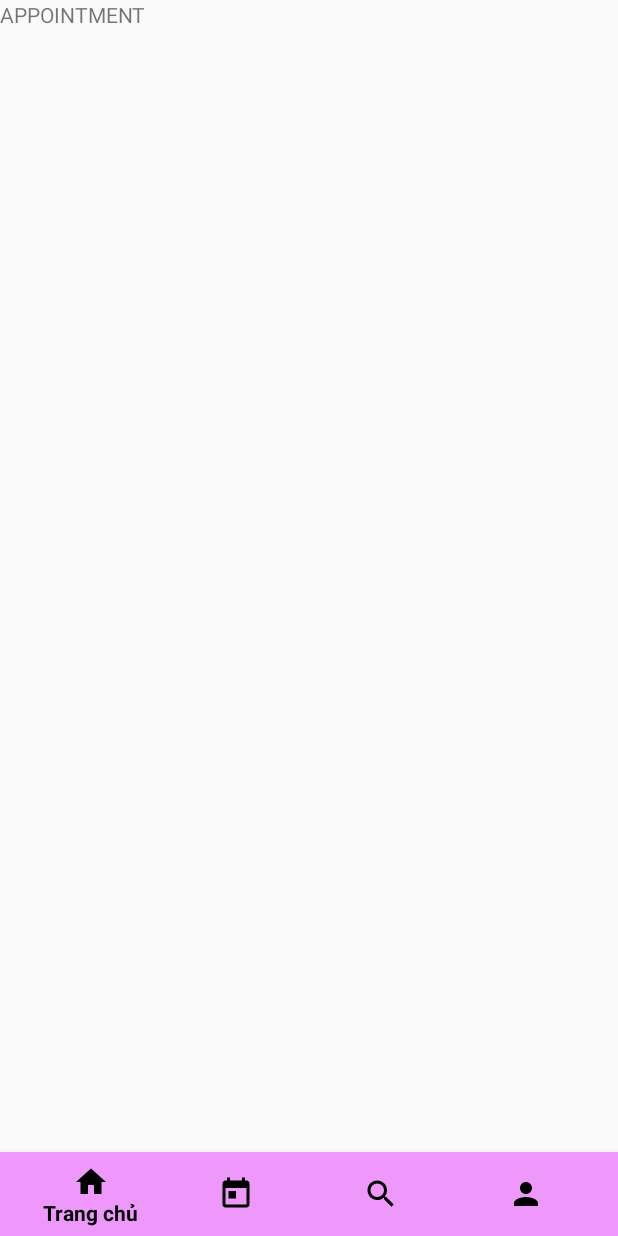
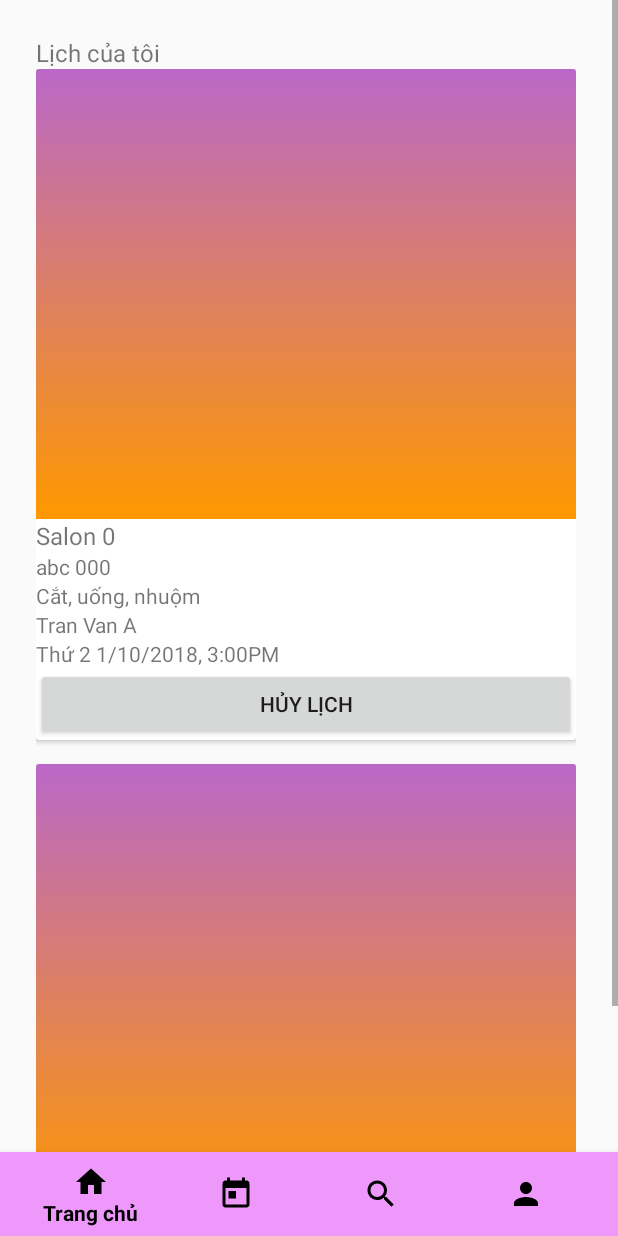
Before and after one commit to ngocnt1801/CatTocDi_Mobile, an Android app: the fragment AppointmentFragment placed in its activity, on a phone screen of 412 x 824 dp. Run offline under Robolectric (Android 15) with nearby library versions, the phone set to English and light mode, and no system bars.

Commit message:
add appointment fragment

```diff
--- /dev/null
+++ b/CatTocDiSalon/app/src/main/java/com/salon/cattocdi/adapters/FragementAppointmentTestAdapter.java
@@ -0,0 +1,63 @@
+package com.salon.cattocdi.adapters;
+
+import android.support.annotation.NonNull;
+import android.support.v7.widget.RecyclerView;
+import android.view.LayoutInflater;
+import android.view.View;
+import android.view.ViewGroup;
+import android.widget.Button;
+import android.widget.ImageView;
+import android.widget.TextView;
+
+import com.salon.cattocdi.R;
+
+public class FragementAppointmentTestAdapter extends RecyclerView.Adapter<FragementAppointmentTestAdapter.AppointmentCardViewHolder> {
+
+    @NonNull
+    @Override
+    public AppointmentCardViewHolder onCreateViewHolder(@NonNull ViewGroup viewGroup, int i) {
+        View view = LayoutInflater.from(viewGroup.getContext()).inflate(R.layout.recycle_view_item_appointment, viewGroup, false);
+        return new AppointmentCardViewHolder(view);
+    }
+
+    @Override
+    public void onBindViewHolder(@NonNull AppointmentCardViewHolder viewHolder, int i) {
+        viewHolder.tvName.setText("Salon " + i);
+        viewHolder.tvAddress.setText("abc " + i + i + i);
+        viewHolder.tvServices.setText("Cắt, uống, nhuộm");
+        viewHolder.tvTime.setText("Thứ 2 1/10/2018, 3:00PM");
+        viewHolder.tvStylist.setText("Tran Van A");
+
+        viewHolder.btnCancel.setOnClickListener(new View.OnClickListener() {
+            @Override
+            public void onClick(View view) {
+
+            }
+        });
+    }
+
+    @Override
+    public int getItemCount() {
+        return 5;
+    }
+
+    public class AppointmentCardViewHolder extends RecyclerView.ViewHolder{
+        public TextView tvName, tvAddress, tvServices, tvStylist, tvTime;
+        public ImageView img;
+        public Button btnCancel;
+        public View item;
+
+        public AppointmentCardViewHolder(@NonNull View itemView) {
+            super(itemView);
+            tvName = itemView.findViewById(R.id.fg_appointment_name_tv);
+            tvAddress = itemView.findViewById(R.id.fg_appointment_address_tv);
+            tvServices = itemView.findViewById(R.id.fg_appointment_services_tv);
+            tvStylist = itemView.findViewById(R.id.fg_appointment_stylist_tv);
+            tvTime = itemView.findViewById(R.id.fg_appointment_time_tv);
+            img = itemView.findViewById(R.id.fg_appointment_iv);
+            btnCancel = itemView.findViewById(R.id.fg_appointment_cancel_btn);
+            item = itemView;
+        }
+
+    }
+}
--- a/CatTocDiSalon/app/src/main/java/com/salon/cattocdi/fragements/AppointmentFragment.java
+++ b/CatTocDiSalon/app/src/main/java/com/salon/cattocdi/fragements/AppointmentFragment.java
@@ -3,17 +3,23 @@ package com.salon.cattocdi.fragements;
 
 import android.os.Bundle;
 import android.app.Fragment;
+import android.support.v7.widget.DefaultItemAnimator;
+import android.support.v7.widget.LinearLayoutManager;
+import android.support.v7.widget.RecyclerView;
 import android.view.LayoutInflater;
 import android.view.View;
 import android.view.ViewGroup;
 
 import com.salon.cattocdi.R;
+import com.salon.cattocdi.adapters.FragementAppointmentTestAdapter;
+import com.salon.cattocdi.adapters.TestRecycleViewAdapter;
 
 /**
  * A simple {@link Fragment} subclass.
  */
 public class AppointmentFragment extends Fragment {
 
+    RecyclerView rvUpcomming;
 
     public AppointmentFragment() {
         // Required empty public constructor
@@ -24,7 +30,20 @@ public class AppointmentFragment extends Fragment {
     public View onCreateView(LayoutInflater inflater, ViewGroup container,
                              Bundle savedInstanceState) {
         // Inflate the layout for this fragment
-        return inflater.inflate(R.layout.fragment_appointment, container, false);
+        View view = inflater.inflate(R.layout.fragment_appointment, container, false);
+        rvUpcomming = view.findViewById(R.id.fg_appointment_rv_upcoming);
+        testRecycleViewAdapter(rvUpcomming);
+        return view;
+    }
+
+    private void testRecycleViewAdapter(RecyclerView rv){
+        //Show RECYCLEVIEW
+        RecyclerView.LayoutManager mLayoutManager = new LinearLayoutManager(getActivity(), LinearLayoutManager.VERTICAL, false);
+
+        rv.setLayoutManager(mLayoutManager);
+        rv.setItemAnimator(new DefaultItemAnimator());
+        FragementAppointmentTestAdapter adapter = new FragementAppointmentTestAdapter();
+        rv.setAdapter(adapter);
     }
 
 }
--- a/CatTocDiSalon/app/src/main/res/layout/fragment_appointment.xml
+++ b/CatTocDiSalon/app/src/main/res/layout/fragment_appointment.xml
@@ -1,14 +1,28 @@
 <?xml version="1.0" encoding="utf-8"?>
-<FrameLayout xmlns:android="http://schemas.android.com/apk/res/android"
+<ScrollView xmlns:android="http://schemas.android.com/apk/res/android"
     xmlns:tools="http://schemas.android.com/tools"
     android:layout_width="match_parent"
     android:layout_height="match_parent"
-    tools:context=".fragements.AppointmentFragment">
+    tools:context=".fragements.AppointmentFragment"
+    android:padding="@dimen/pd_layout_login_page"
+    android:scrollbarStyle="outsideInset"
+    >
+    <LinearLayout
+        android:layout_width="match_parent"
+        android:layout_height="wrap_content"
+        android:orientation="vertical">
+        <TextView
+            android:layout_width="match_parent"
+            android:layout_height="wrap_content"
+            android:text="@string/vn_my_appointment"
+            android:textSize="16dp"/>
 
-    <!-- TODO: Update blank fragment layout -->
-    <TextView
-        android:layout_width="match_parent"
-        android:layout_height="match_parent"
-        android:text="APPOINTMENT" />
+        <android.support.v7.widget.RecyclerView
+            android:layout_width="match_parent"
+            android:layout_height="wrap_content"
+            android:id="@+id/fg_appointment_rv_upcoming"
+            android:layout_marginBottom="@dimen/mr_bottom_not_cover_content">
+        </android.support.v7.widget.RecyclerView>
 
-</FrameLayout>
+    </LinearLayout>
+</ScrollView>
--- /dev/null
+++ b/CatTocDiSalon/app/src/main/res/layout/recycle_view_item_appointment.xml
@@ -0,0 +1,55 @@
+<?xml version="1.0" encoding="utf-8"?>
+<android.support.v7.widget.CardView
+    xmlns:android="http://schemas.android.com/apk/res/android" android:layout_width="match_parent"
+    android:layout_height="wrap_content"
+    android:layout_marginBottom="@dimen/mg_top_login_page">
+    <LinearLayout
+        android:layout_width="match_parent"
+        android:layout_height="wrap_content"
+        android:orientation="vertical">
+        <ImageView
+            android:layout_width="match_parent"
+            android:layout_height="300dp"
+            android:background="@drawable/splash_gradient_background"
+            android:id="@+id/fg_appointment_iv"/>
+
+        <TextView
+            android:layout_width="match_parent"
+            android:layout_height="wrap_content"
+            android:text="Tên Salon"
+            android:textSize="16dp"
+            android:id="@+id/fg_appointment_name_tv"/>
+
+        <TextView
+            android:layout_width="match_parent"
+            android:layout_height="wrap_content"
+            android:text="123 Trần Văn Tông"
+            android:id="@+id/fg_appointment_address_tv"/>
+
+        <TextView
+            android:layout_width="match_parent"
+            android:layout_height="wrap_content"
+            android:text="Cắt tóc, uốn, nhuộm"
+            android:id="@+id/fg_appointment_services_tv"/>
+
+        <TextView
+            android:layout_width="match_parent"
+            android:layout_height="wrap_content"
+            android:text="Người cắt Nguyễn Văn A"
+            android:id="@+id/fg_appointment_stylist_tv"/>
+
+        <TextView
+            android:layout_width="match_parent"
+            android:layout_height="wrap_content"
+            android:text="Ngày 01/10/2018, 3:00PM"
+            android:id="@+id/fg_appointment_time_tv"/>
+
+        <Button
+            android:layout_width="match_parent"
+            android:layout_height="wrap_content"
+            android:text="Hủy lịch"
+            android:id="@+id/fg_appointment_cancel_btn"/>
+    </LinearLayout>
+
+
+</android.support.v7.widget.CardView>
--- a/CatTocDiSalon/app/src/main/res/layout/recycle_view_item_salon.xml
+++ b/CatTocDiSalon/app/src/main/res/layout/recycle_view_item_salon.xml
@@ -1,7 +1,7 @@
 <?xml version="1.0" encoding="utf-8"?>
 <android.support.v7.widget.CardView
     xmlns:android="http://schemas.android.com/apk/res/android" android:layout_width="300dp"
-    android:layout_height="270dp"
+    android:layout_height="wrap_content"
     android:layout_marginRight="16dp">
     <LinearLayout
         android:layout_width="match_parent"
--- a/CatTocDiSalon/app/src/main/res/values/strings.xml
+++ b/CatTocDiSalon/app/src/main/res/values/strings.xml
@@ -14,5 +14,8 @@
     <string name="vn_nearest_salon">Cửa hàng gần đây</string>
     <string name="vn_top_rating">Cửa hàng được yêu thích</string>
     <string name="vn_top_sale">Khuyến mãi</string>
+    <string name="vn_upcoming_appointment">Lịch đặt sắp tới</string>
+    <string name="vn_appointment_past">Quá khứ</string>
+    <string name="vn_my_appointment">Lịch của tôi</string>
 
 </resources>
```
